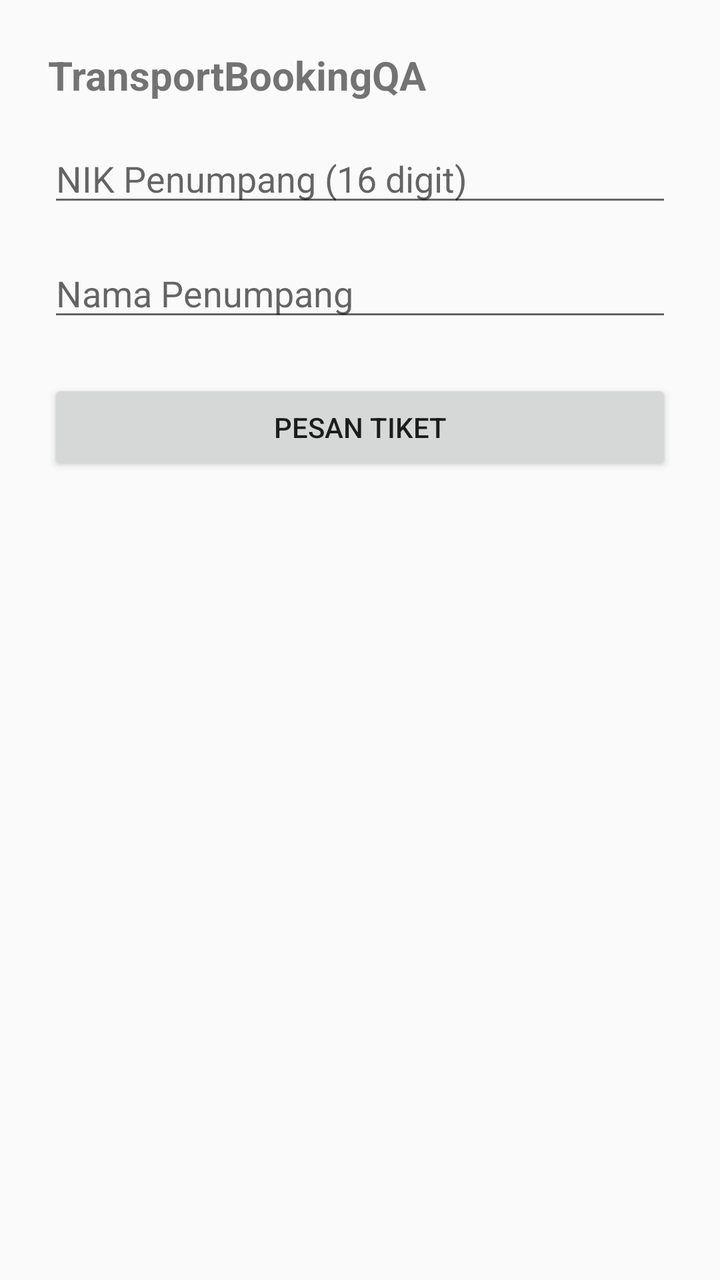
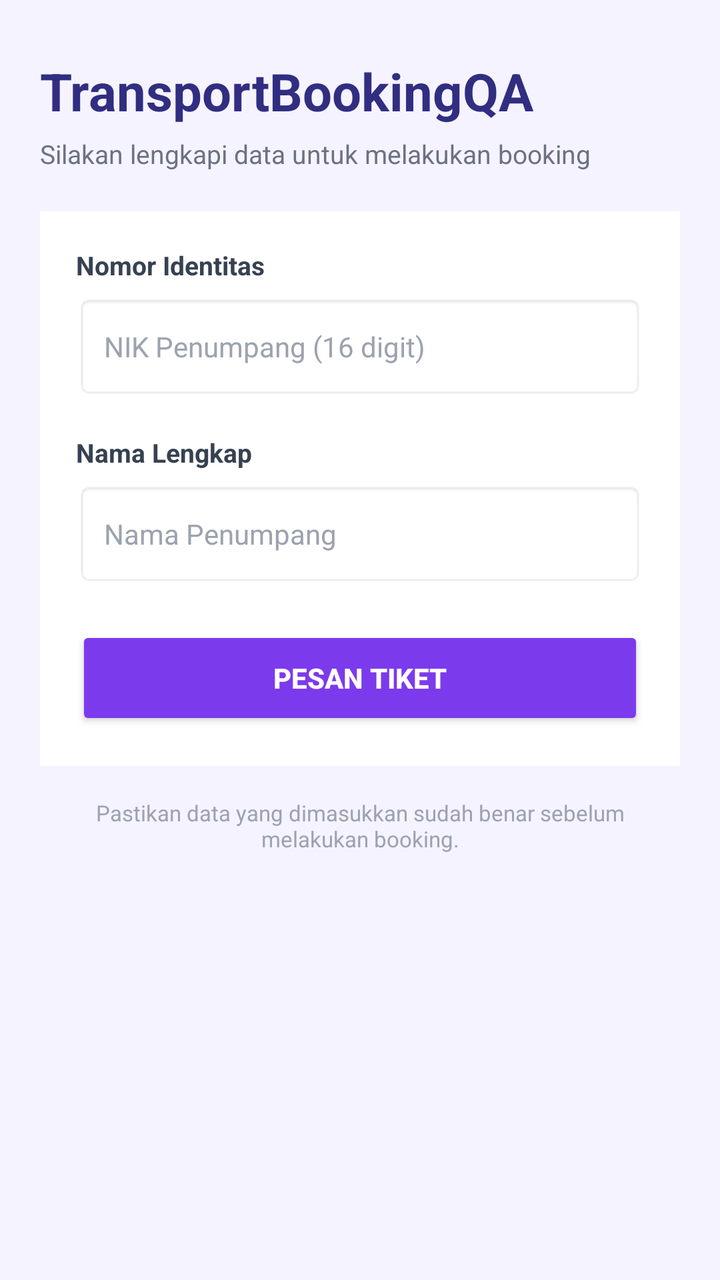

Before-and-after screenshots of an Android layout around one commit, followed by the original layout XML and the change that was made.
<!-- AndroidManifest.xml: application theme Theme.TransportBookingQA -->
<!-- res/layout/activity_main.xml -->
<?xml version="1.0" encoding="utf-8"?>
<ScrollView xmlns:android="http://schemas.android.com/apk/res/android"
    android:layout_width="match_parent"
    android:layout_height="match_parent"
    android:fillViewport="true">

    <LinearLayout
        android:layout_width="match_parent"
        android:layout_height="wrap_content"
        android:orientation="vertical"
        android:padding="24dp">

        <TextView
            android:id="@+id/tvTitle"
            android:layout_width="match_parent"
            android:layout_height="wrap_content"
            android:text="@string/app_name"
            android:textSize="20sp"
            android:textStyle="bold" />

        <EditText
            android:id="@+id/etNik"
            android:layout_width="match_parent"
            android:layout_height="wrap_content"
            android:layout_marginTop="16dp"
            android:autofillHints="none"
            android:hint="@string/hint_nik"
            android:importantForAutofill="no"
            android:inputType="number"
            android:maxLength="16" />

        
        <TextView
            android:id="@+id/tvNikError"
            android:layout_width="match_parent"
            android:layout_height="wrap_content"
            android:layout_marginTop="4dp"
            android:textColor="#D32F2F"
            android:textSize="14sp"
            android:visibility="gone" />

        <EditText
            android:id="@+id/etName"
            android:layout_width="match_parent"
            android:layout_height="wrap_content"
            android:layout_marginTop="16dp"
            android:autofillHints="none"
            android:hint="@string/hint_nama"
            android:importantForAutofill="no"
            android:inputType="textPersonName" />

        <Button
            android:id="@+id/btnSubmitBooking"
            android:layout_width="match_parent"
            android:layout_height="wrap_content"
            android:layout_marginTop="24dp"
            android:text="@string/booking_submit" />

        <TextView
            android:id="@+id/tvBookingStatus"
            android:layout_width="match_parent"
            android:layout_height="wrap_content"
            android:layout_marginTop="24dp"
            android:textSize="16sp"
            android:visibility="gone" />

    </LinearLayout>

</ScrollView>
<!-- resources referenced by this layout -->
<resources>
  <string name="app_name">TransportBookingQA</string>
  <string name="booking_submit">Pesan Tiket</string>
  <string name="hint_nama">Nama Penumpang</string>
  <string name="hint_nik">NIK Penumpang (16 digit)</string>
  <style name="Theme.TransportBookingQA" parent="Theme.AppCompat.Light.DarkActionBar" />
</resources>

<!-- the commit's change to res/layout/activity_main.xml (unified diff, before → after) -->
@@ -2,67 +2,138 @@
 <ScrollView xmlns:android="http://schemas.android.com/apk/res/android"
     android:layout_width="match_parent"
     android:layout_height="match_parent"
-    android:fillViewport="true">
+    android:fillViewport="true"
+    android:background="#F5F3FF">
 
     <LinearLayout
         android:layout_width="match_parent"
         android:layout_height="wrap_content"
         android:orientation="vertical"
-        android:padding="24dp">
+        android:padding="20dp">
 
+        
         <TextView
             android:id="@+id/tvTitle"
             android:layout_width="match_parent"
             android:layout_height="wrap_content"
             android:text="@string/app_name"
-            android:textSize="20sp"
-            android:textStyle="bold" />
+            android:textSize="26sp"
+            android:textStyle="bold"
+            android:textColor="#312E81"
+            android:layout_marginTop="8dp" />
 
-        <EditText
-            android:id="@+id/etNik"
+        <TextView
             android:layout_width="match_parent"
             android:layout_height="wrap_content"
-            android:layout_marginTop="16dp"
-            android:autofillHints="none"
-            android:hint="@string/hint_nik"
-            android:importantForAutofill="no"
-            android:inputType="number"
-            android:maxLength="16" />
+            android:text="Silakan lengkapi data untuk melakukan booking"
+            android:textSize="13sp"
+            android:textColor="#6B7280"
+            android:layout_marginTop="5dp"
+            android:layout_marginBottom="20dp" />
 
         
-        <TextView
-            android:id="@+id/tvNikError"
+        <LinearLayout
             android:layout_width="match_parent"
             android:layout_height="wrap_content"
-            android:layout_marginTop="4dp"
-            android:textColor="#D32F2F"
-            android:textSize="14sp"
-            android:visibility="gone" />
+            android:orientation="vertical"
+            android:padding="18dp"
+            android:background="#FFFFFF">
 
-        <EditText
-            android:id="@+id/etName"
-            android:layout_width="match_parent"
-            android:layout_height="wrap_content"
-            android:layout_marginTop="16dp"
-            android:autofillHints="none"
-            android:hint="@string/hint_nama"
-            android:importantForAutofill="no"
-            android:inputType="textPersonName" />
+            
+            <TextView
+                android:layout_width="wrap_content"
+                android:layout_height="wrap_content"
+                android:text="Nomor Identitas"
+                android:textSize="13sp"
+                android:textStyle="bold"
+                android:textColor="#374151"
+                android:layout_marginBottom="6dp" />
 
-        <Button
-            android:id="@+id/btnSubmitBooking"
-            android:layout_width="match_parent"
-            android:layout_height="wrap_content"
-            android:layout_marginTop="24dp"
-            android:text="@string/booking_submit" />
+            <EditText
+                android:id="@+id/etNik"
+                android:layout_width="match_parent"
+                android:layout_height="52dp"
+                android:autofillHints="none"
+                android:hint="@string/hint_nik"
+                android:importantForAutofill="no"
+                android:inputType="number"
+                android:maxLength="16"
+                android:textSize="14sp"
+                android:paddingHorizontal="14dp"
+                android:textColor="#111827"
+                android:textColorHint="#9CA3AF"
+                android:background="@android:drawable/editbox_background_normal" />
 
+            
+            <TextView
+                android:id="@+id/tvNikError"
+                android:layout_width="match_parent"
+                android:layout_height="wrap_content"
+                android:layout_marginTop="5dp"
+                android:textColor="#DC2626"
+                android:textSize="12sp"
+                android:visibility="gone" />
+
+            
+            <TextView
+                android:layout_width="wrap_content"
+                android:layout_height="wrap_content"
+                android:text="Nama Lengkap"
+                android:textSize="13sp"
+                android:textStyle="bold"
+                android:textColor="#374151"
+                android:layout_marginTop="18dp"
+                android:layout_marginBottom="6dp" />
+
+            <EditText
+                android:id="@+id/etName"
+                android:layout_width="match_parent"
+                android:layout_height="52dp"
+                android:autofillHints="none"
+                android:hint="@string/hint_nama"
+                android:importantForAutofill="no"
+                android:inputType="textPersonName"
+                android:textSize="14sp"
+                android:paddingHorizontal="14dp"
+                android:textColor="#111827"
+                android:textColorHint="#9CA3AF"
+                android:background="@android:drawable/editbox_background_normal" />
+
+            
+            <Button
+                android:id="@+id/btnSubmitBooking"
+                android:layout_width="match_parent"
+                android:layout_height="52dp"
+                android:layout_marginTop="20dp"
+                android:text="@string/booking_submit"
+                android:textSize="14sp"
+                android:textStyle="bold"
+                android:textColor="#FFFFFF"
+                android:backgroundTint="#7C3AED" />
+
+        </LinearLayout>
+
+        
         <TextView
             android:id="@+id/tvBookingStatus"
             android:layout_width="match_parent"
             android:layout_height="wrap_content"
-            android:layout_marginTop="24dp"
-            android:textSize="16sp"
+            android:layout_marginTop="20dp"
+            android:padding="16dp"
+            android:textSize="14sp"
+            android:textColor="#312E81"
+            android:background="#EDE9FE"
             android:visibility="gone" />
+
+        
+        <TextView
+            android:layout_width="match_parent"
+            android:layout_height="wrap_content"
+            android:text="Pastikan data yang dimasukkan sudah benar sebelum melakukan booking."
+            android:textSize="11sp"
+            android:textColor="#9CA3AF"
+            android:gravity="center"
+            android:layout_marginTop="16dp" />
 
     </LinearLayout>
 
